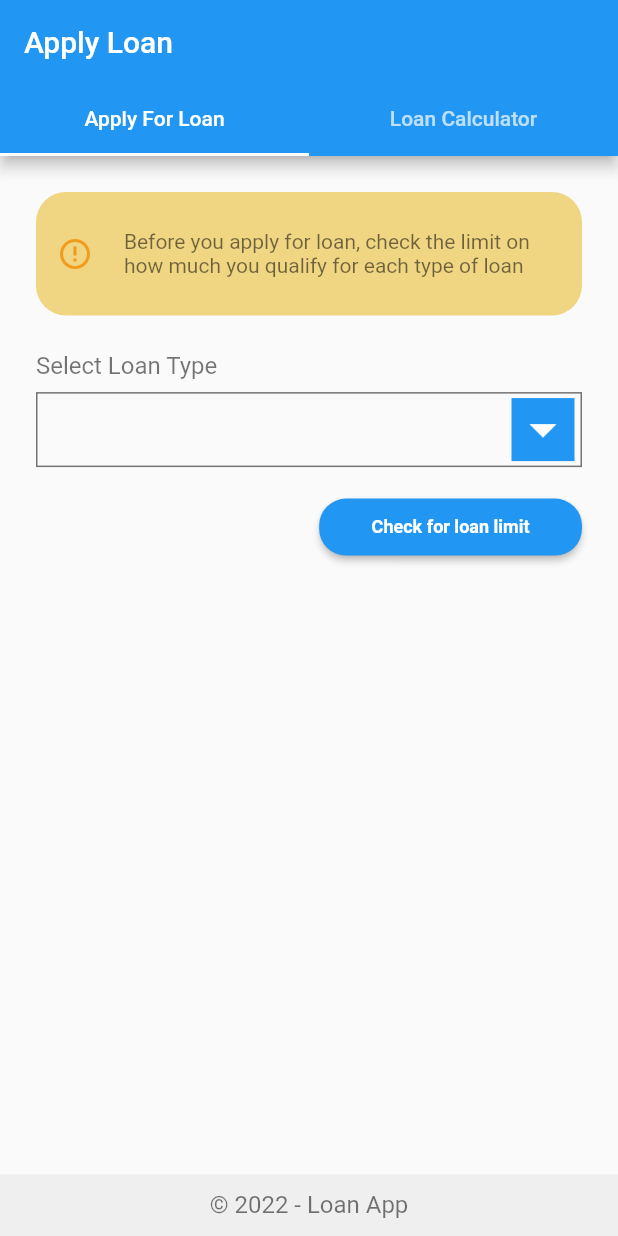
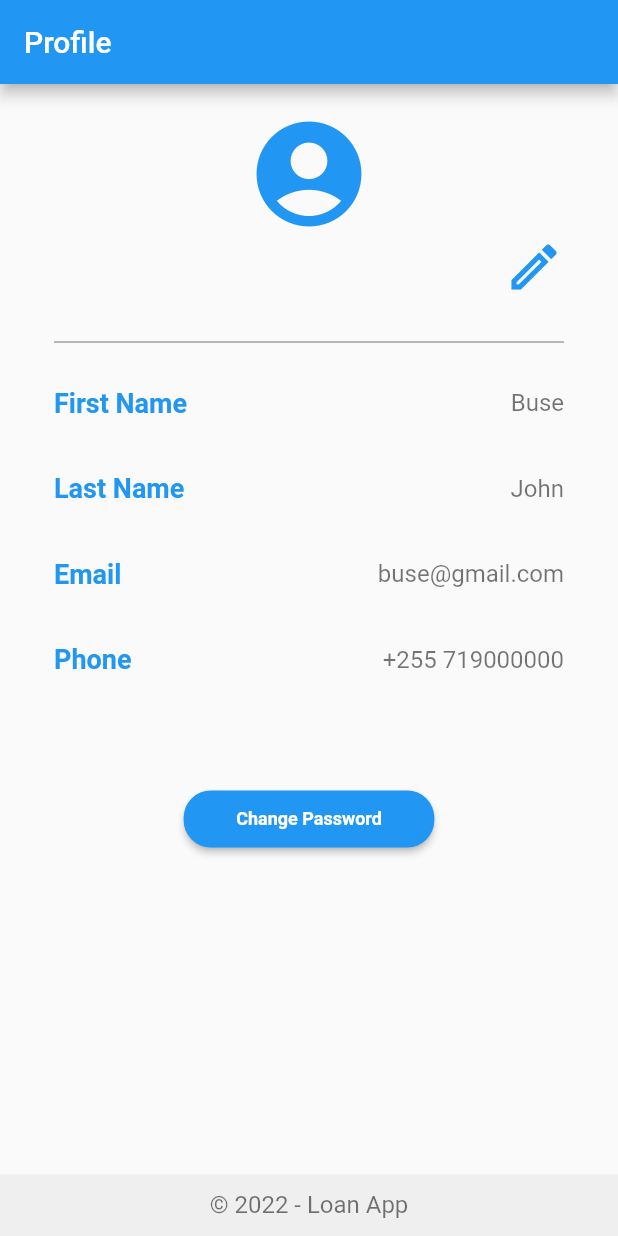
Before and after one commit to itsmushi/loanApp, a Flutter app: the screen it shows after launch, on a phone screen of 412 x 824 dp. Run offline on Flutter 3.47's test engine with Material 2 defaults, Android fonts, the phone set to English and light mode, and no system bars; drawn by our look-alikes of auto_size_text; our stand-ins replace fluttertoast, form_field_validator, image_picker.

Commit message:
change password screen

```diff
--- a/lib/app.dart
+++ b/lib/app.dart
@@ -7,6 +7,8 @@ import 'package:loanapp/screens/applyLoan/home/homeApplyLoan.dart';
 import 'package:loanapp/screens/auth/login/loginScreen.dart';
 import 'package:loanapp/screens/auth/signUp/signUpScreen.dart';
 import 'package:loanapp/screens/home/homeScreen.dart';
+import 'package:loanapp/screens/profile/changePasswordScreen/changePasswordScreen.dart';
+import 'package:loanapp/screens/profile/profileScreen/profileScreen.dart';
 import 'package:loanapp/screens/splashScreen.dart';
 import 'package:provider/provider.dart';
 
@@ -35,17 +37,19 @@ class _MyAppState extends State<MyApp> {
           primarySwatch: Colors.blue,
         ),
         home: SafeArea(
-          child:
-              //  LoginScreen(),
-              // SignUpScreen()
-              HomeApplyLoan(),
-        ),
+            child:
+                //  LoginScreen(),
+                // SignUpScreen()
+                // HomeApplyLoan(),
+                ProfileScreen()),
         routes: {
           LoginScreen.routeName: (_) => LoginScreen(),
           SignUpScreen.routeName: (_) => SignUpScreen(),
           MicrofinanceScreen.routeName: (_) => MicrofinanceScreen(),
           HomeScreen.routeName: (_) => HomeScreen(),
-          StepsScreen.routeName: (_) => StepsScreen()
+          StepsScreen.routeName: (_) => StepsScreen(),
+          ProfileScreen.routeName: (_) => ProfileScreen(),
+          ChangePasswordScreen.routeName: (_) => ChangePasswordScreen()
         },
       ),
     );
--- /dev/null
+++ b/lib/screens/profile/profileScreen/components/rowDetail.dart
@@ -0,0 +1,29 @@
+import 'package:auto_size_text/auto_size_text.dart';
+import 'package:flutter/material.dart';
+import 'package:loanapp/core/constants.dart';
+import 'package:loanapp/shared/sharedComponents/text.dart';
+
+class RowDetail extends StatelessWidget {
+  RowDetail(
+    this.text,
+    this.value,
+  );
+
+  String text;
+  String value;
+
+  @override
+  Widget build(BuildContext context) {
+    return Row(
+      mainAxisAlignment: MainAxisAlignment.spaceBetween,
+      children: [
+        AutoSizeText(text,
+            style: TextStyle(
+                color: Constants.defaultColor,
+                fontSize: 18,
+                fontWeight: FontWeight.bold)),
+        CustomText(text: value)
+      ],
+    );
+  }
+}
--- /dev/null
+++ b/lib/screens/profile/profileScreen/profileScreen.dart
@@ -0,0 +1,76 @@
+import 'package:flutter/material.dart';
+import 'package:loanapp/core/constants.dart';
+import 'package:loanapp/screens/profile/changePasswordScreen/changePasswordScreen.dart';
+
+import 'package:loanapp/shared/sharedComponents/button.dart';
+import 'package:loanapp/shared/sharedComponents/footer.dart';
+
+import 'components/rowDetail.dart';
+
+class ProfileScreen extends StatelessWidget {
+  const ProfileScreen({Key? key}) : super(key: key);
+  static String routeName = 'ProfileScreen';
+
+  @override
+  Widget build(BuildContext context) {
+    return Scaffold(
+      appBar: AppBar(
+        title: Text("Profile"),
+      ),
+      body: Container(
+        margin: EdgeInsets.symmetric(horizontal: 36),
+        child: SingleChildScrollView(
+          child: Column(
+            // mainAxisAlignment: MainAxisAlignment.center,
+
+            crossAxisAlignment: CrossAxisAlignment.center,
+            children: [
+              Constants.spaceNextInput,
+              Row(mainAxisAlignment: MainAxisAlignment.center, children: [
+                Icon(
+                  Icons.account_circle,
+                  size: 84,
+                  color: Constants.defaultColor,
+                ),
+              ]),
+              Row(mainAxisAlignment: MainAxisAlignment.end, children: [
+                Icon(
+                  Icons.edit_outlined,
+                  size: 40,
+                  color: Constants.defaultColor,
+                ),
+              ]),
+              Constants.spaceNextInput,
+              Divider(
+                height: 24,
+                color: Constants.textColor,
+              ),
+              Constants.spaceNextInput,
+              RowDetail("First Name", "Buse"),
+              Constants.spaceNextInput,
+              Constants.spaceNextInput,
+              RowDetail("Last Name", "John"),
+              Constants.spaceNextInput,
+              Constants.spaceNextInput,
+              RowDetail("Email", "buse@gmail.com"),
+              Constants.spaceNextInput,
+              Constants.spaceNextInput,
+              RowDetail("Phone", "+255 719000000"),
+              Constants.spaceNextInput,
+              Constants.spaceNextInput,
+              Constants.spaceNextInput,
+              Constants.spaceNextInput,
+              Button(
+                  text: "Change Password",
+                  clickHandler: (context) => {
+                        Navigator.of(context)
+                            .pushNamed(ChangePasswordScreen.routeName)
+                      })
+            ],
+          ),
+        ),
+      ),
+      bottomSheet: Footer(),
+    );
+  }
+}
```
Also changed, not shown: lib/screens/profile/changePasswordScreen/changePasswordScreen.dart (added, +155 -0 lines), lib/screens/profile/profileScreen.dart (deleted).
